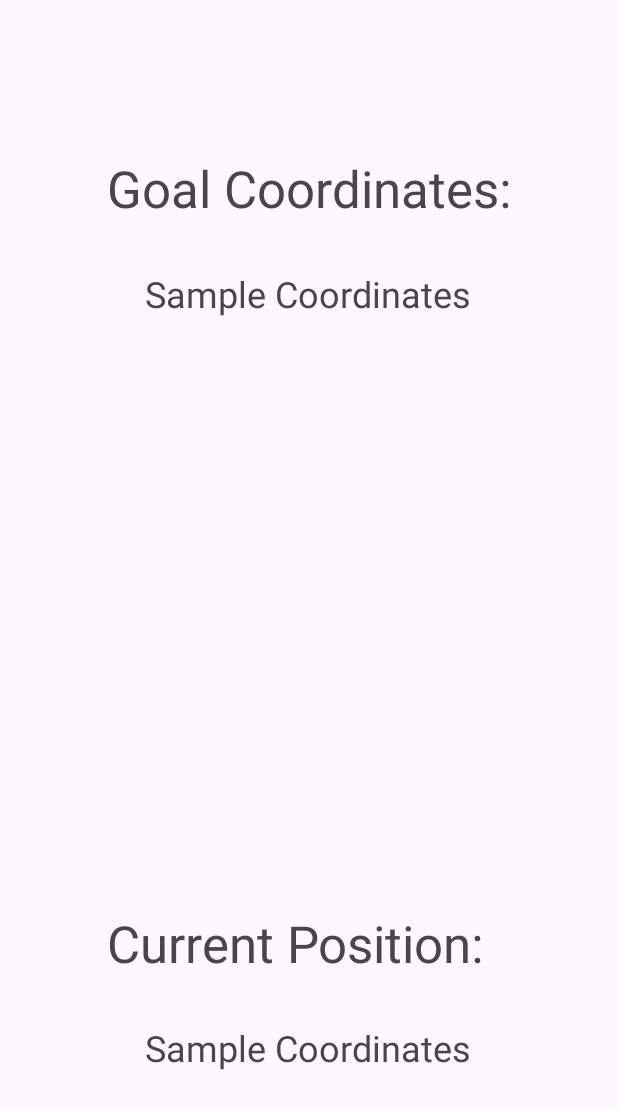
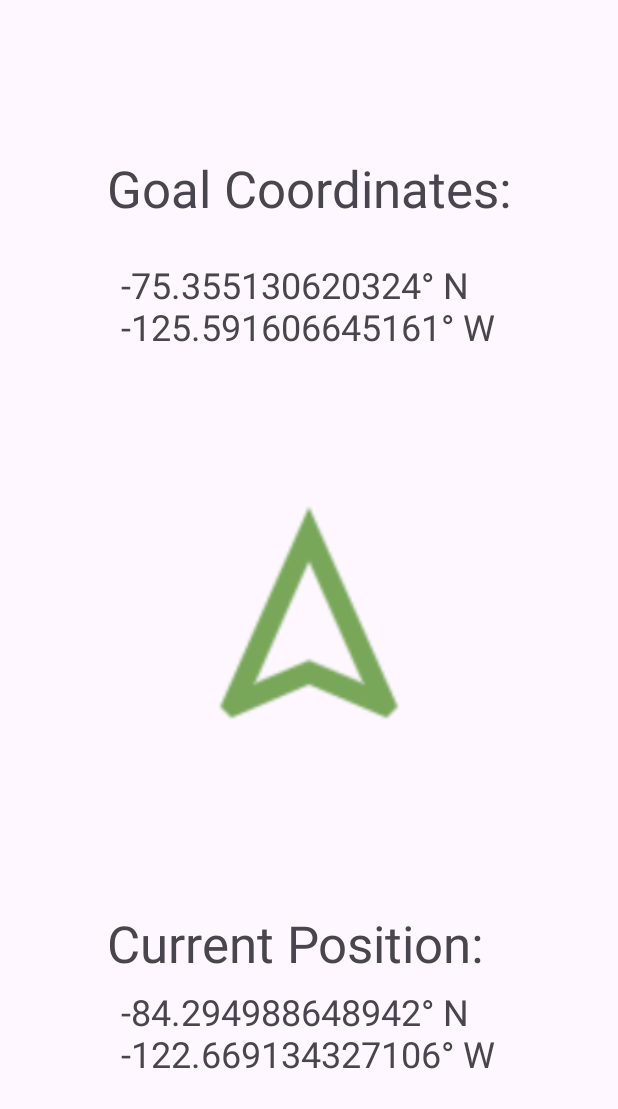
Before and after one commit to CUBSPLOSIVE/CS3318_COORDS, an Android app: the screen it shows after launch (MainActivity), on a phone screen of 412 x 824 dp. Shown: the top 1109 px of the screen. Run offline under Robolectric (Android 15) with nearby library versions, the phone set to English and light mode, and no system bars; our stand-ins replace Room's generated code.

Commit message:
Front page UI Start. -Added a navigation arrow -Added variables for the coordinates on the front page

```diff
--- a/CoordsApp/app/src/main/java/com/example/coordsapp/MainActivity.kt
+++ b/CoordsApp/app/src/main/java/com/example/coordsapp/MainActivity.kt
@@ -1,20 +1,28 @@
 package com.example.coordsapp
 
 import android.os.Bundle
+import android.widget.TextView
 import androidx.activity.enableEdgeToEdge
 import androidx.appcompat.app.AppCompatActivity
-import androidx.core.view.ViewCompat
-import androidx.core.view.WindowInsetsCompat
-import androidx.room.Room
-import com.example.coordsapp.db.LocationDatabase
+//    import androidx.core.view.ViewCompat
+//    import androidx.core.view.WindowInsetsCompat
+//    import androidx.room.Room
+//    import com.example.coordsapp.db.LocationDatabase
 
 
 // You should see this message if you updated/pulled correctly
 class MainActivity : AppCompatActivity() {
-    val db = Room.databaseBuilder(applicationContext, LocationDatabase::class.java, "coords_database").build()
+    //val db = Room.databaseBuilder(applicationContext, LocationDatabase::class.java, "coords_database").build()
+
+
+
     override fun onCreate(savedInstanceState: Bundle?) {
         super.onCreate(savedInstanceState)
         enableEdgeToEdge()
         setContentView(R.layout.activity_main)
+        val goalCoords = findViewById<TextView>(R.id.tvGoalCoords)
+        val currentPosition = findViewById<TextView>(R.id.tvCurrentCoords)
+        goalCoords.text = "-75.355130620324° N\n-125.591606645161° W"
+        currentPosition.text = "-84.294988648942° N\n-122.669134327106° W"
     }
 }
--- a/CoordsApp/app/src/main/res/layout/activity_main.xml
+++ b/CoordsApp/app/src/main/res/layout/activity_main.xml
@@ -58,4 +58,14 @@
         app:layout_constraintTop_toTopOf="parent"
         app:layout_constraintVertical_bias="0.862" />
 
+    <ImageView
+        android:id="@+id/imageView2"
+        android:layout_width="208dp"
+        android:layout_height="177dp"
+        app:layout_constraintBottom_toBottomOf="parent"
+        app:layout_constraintEnd_toEndOf="parent"
+        app:layout_constraintStart_toStartOf="parent"
+        app:layout_constraintTop_toTopOf="parent"
+        app:srcCompat="@drawable/navarrow" />
+
 </androidx.constraintlayout.widget.ConstraintLayout>
```
Also changed, not shown: CoordsApp/app/src/main/res/drawable/navarrow.png (added).
